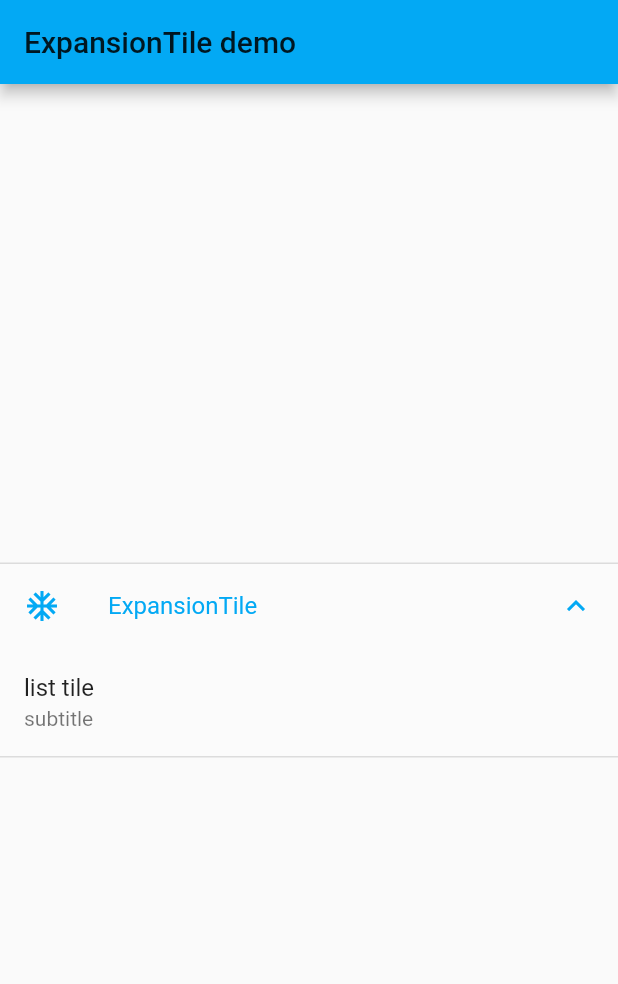
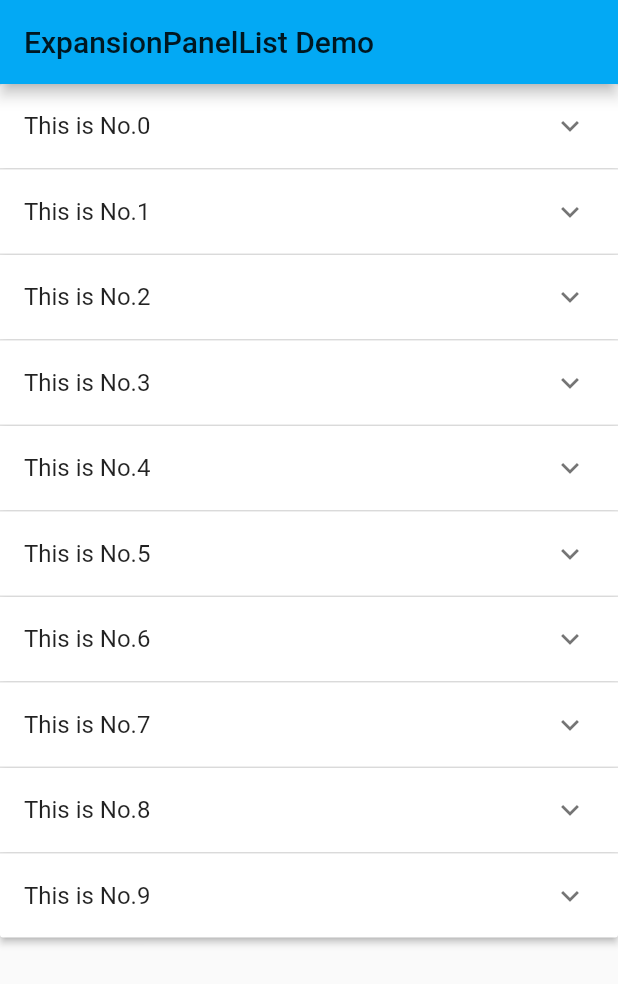
Before and after one commit to maoai-xianyu/flutter_learn, a Flutter app: the screen it shows after launch, on a phone screen of 412 x 824 dp. Shown: the top 984 px of the screen. Run offline on Flutter 3.47's test engine with Material 2 defaults, Android fonts, the phone set to English and light mode, and no system bars.

Commit message:
可以扩展的控件

```diff
--- a/lib/main.dart
+++ b/lib/main.dart
@@ -16,6 +16,7 @@ import 'project/Project05StagePage.dart';
 import 'project/Project06SearchProgress.dart';
 import 'project/Project07WrapFlowLayout.dart';
 import 'project/Project08ExpansionTile.dart';
+import 'project/Project09ExpansionPanelList.dart';
 
 
 void main() => runApp(App());
@@ -33,7 +34,7 @@ class App extends StatelessWidget {
       theme: ThemeData(
         primarySwatch: Colors.lightBlue,
       ),
-      home: Project08ExpansionTile(),
+      home: Project09ExpansionPanelList(),
     );
   }
 }
--- /dev/null
+++ b/lib/project/Project09ExpansionPanelList.dart
@@ -0,0 +1,69 @@
+import 'package:flutter/material.dart';
+
+class Project09ExpansionPanelList extends StatefulWidget {
+  @override
+  _Project09ExpansionPanelListState createState() =>
+      _Project09ExpansionPanelListState();
+}
+
+class _Project09ExpansionPanelListState
+    extends State<Project09ExpansionPanelList> {
+  List<int> mList;
+  List<ExpandStateBean> expandStateList;
+
+  // 构造方法，内部使用的
+  _Project09ExpansionPanelListState() {
+    mList = new List();
+    expandStateList = new List<ExpandStateBean>();
+    for (var i = 0; i < 10; i++) {
+      mList.add(i);
+      expandStateList.add(ExpandStateBean(i, false));
+    }
+  }
+
+  _setCurrentItemState(int index, bool isExpended) {
+    setState(() {
+      expandStateList.forEach((item) {
+        if (item.index == index) {
+          item.isOpen = !isExpended;
+        }
+      });
+    });
+  }
+
+  @override
+  Widget build(BuildContext context) {
+    return Scaffold(
+      appBar: AppBar(
+        title: Text('ExpansionPanelList Demo'),
+      ),
+      body: SingleChildScrollView(
+        child: ExpansionPanelList(
+          expansionCallback: (index, isExpanded) {
+            _setCurrentItemState(index, isExpanded);
+          },
+          children: mList.map((index) {
+            return ExpansionPanel(
+              headerBuilder: (context, isExpanded) {
+                return ListTile(
+                  title: Text('This is No.$index'),
+                );
+              },
+              body: ListTile(
+                title: Text('expansion no.$index'),
+              ),
+              isExpanded: expandStateList[index].isOpen,
+            );
+          }).toList(),
+        ),
+      ),
+    );
+  }
+}
+
+class ExpandStateBean {
+  var isOpen;
+  var index;
+
+  ExpandStateBean(this.index, this.isOpen);
+}
```
Also changed, not shown: 1 other file.
